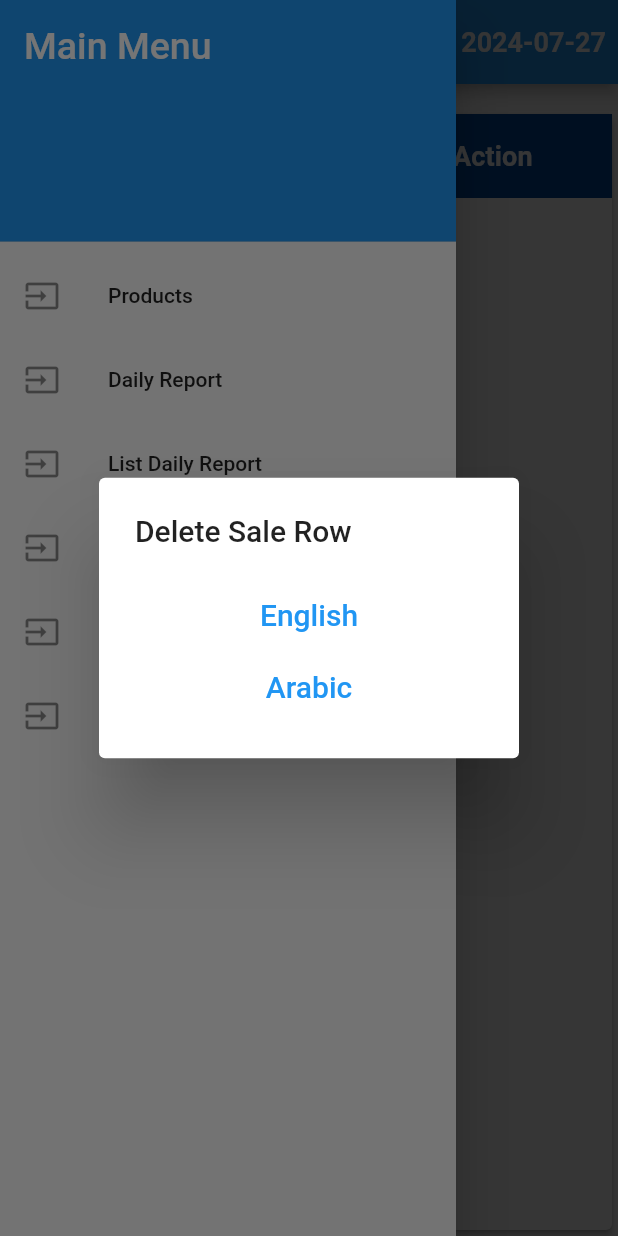
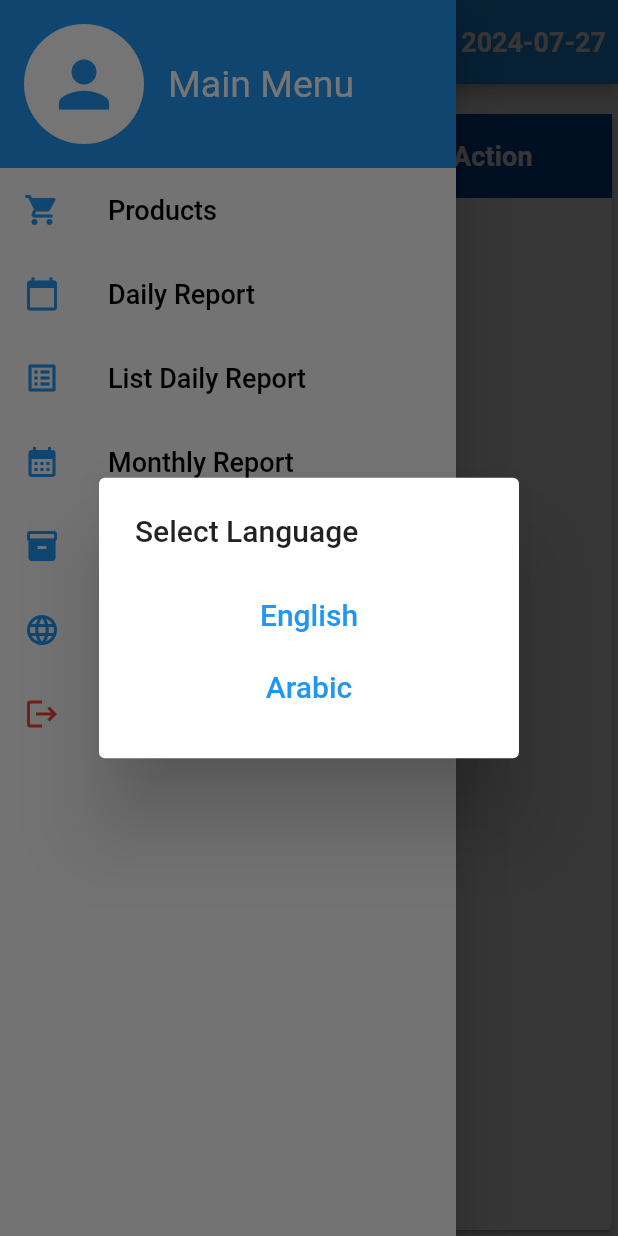
Before and after one commit to mostafak333/flutter_trade_app, a Flutter app: the screen it shows after launch, in the side drawer, after a tap on "language", on a phone screen of 412 x 824 dp. Run offline on Flutter 3.47's test engine with Material 2 defaults, Android fonts, the phone set to English and light mode, and no system bars; our stand-ins replace easy_localization, image_picker, month_picker_dialog, sqflite; missing offline and left inert: shared_preferences_web; accounts and stored records are empty.

Commit message:
add loign page

```diff
--- a/lib/main.dart
+++ b/lib/main.dart
@@ -2,8 +2,10 @@ import 'package:alfarsha/dailyReport.dart';
 import 'package:alfarsha/home.dart';
 import 'package:alfarsha/inventory.dart';
 import 'package:alfarsha/listedDailyReport.dart';
+import 'package:alfarsha/login.dart';
 import 'package:alfarsha/monthlyReport.dart';
 import 'package:alfarsha/products.dart';
+import 'package:alfarsha/register.dart';
 import 'package:flutter/material.dart';
 import 'package:easy_localization/easy_localization.dart';
 
@@ -33,12 +35,14 @@ class MyApp extends StatelessWidget {
       locale: context.locale,
       title: 'My App',
       routes: {
+        '/login': (context) => const LoginPage(), // Set LoginPage as the initial route
         '/': (context) => const Home(),
         '/products': (context) => Products(),
         '/report': (context) => const ListedDailyReport(),
         '/daily-report': (context) => const DailyReport(),
         '/monthly-report': (context) => const MonthlyReport(),
         '/inventory': (context) => const Inventory(),
+        '/create-project': (context) => const RegisterPage(), // Add the register route
       },
     );
   }
--- a/lib/navdrawer.dart
+++ b/lib/navdrawer.dart
@@ -1,6 +1,8 @@
 // ignore_for_file: library_private_types_in_public_api
 
+import 'package:alfarsha/home.dart';
 import 'package:alfarsha/inventory.dart';
+import 'package:alfarsha/login.dart';
 import 'package:alfarsha/monthlyReport.dart';
 import 'package:alfarsha/products.dart';
 import 'package:alfarsha/listedDailyReport.dart';
@@ -31,7 +33,7 @@ class _NavDrawerState extends State<NavDrawer> {
         builder: (context) {
           return StatefulBuilder(builder: (context, setState) {
             return AlertDialog(
-              title: const Text('Delete Sale Row'),
+              title: const Text('Select Language'),
               content: SingleChildScrollView(
                 child: Column(
                   children: [
@@ -43,7 +45,9 @@ class _NavDrawerState extends State<NavDrawer> {
                       onPressed: () {
                         EasyLocalization.of(context)?.setLocale(
                             Locale(languageCode[0], countryCode[0]));
-                        Navigator.of(context).pop();
+
+                        Navigator.of(context).push(MaterialPageRoute(
+                            builder: (context) => const Home()));
                       },
                     ),
                     TextButton(
@@ -54,7 +58,8 @@ class _NavDrawerState extends State<NavDrawer> {
                       onPressed: () {
                         EasyLocalization.of(context)?.setLocale(
                             Locale(languageCode[1], countryCode[1]));
-                        Navigator.of(context).pop();
+                        Navigator.of(context).pop(MaterialPageRoute(
+                            builder: (context) => const Home()));
                       },
                     )
                   ],
@@ -68,75 +73,115 @@ class _NavDrawerState extends State<NavDrawer> {
   @override
   Widget build(BuildContext context) {
     return Drawer(
-      child: ListView(
-        padding: EdgeInsets.zero,
+      child: Column(
         children: <Widget>[
-          DrawerHeader(
-            decoration: const BoxDecoration(
+          // Full width DrawerHeader
+          Container(
+            width: double.infinity,
             color: Colors.blue,
+            padding: const EdgeInsets.all(16.0),
+            child: Row(
+              crossAxisAlignment: CrossAxisAlignment.center,
+              children: [
+                const CircleAvatar(
+                  radius: 40,
+                  backgroundColor: Colors.white,
+                  child: Icon(Icons.person, size: 50, color: Colors.blue),
                 ),
+                const SizedBox(width: 16),
+                Expanded(
                   child: Text(
                     "menu".tr().toString(),
                     style: const TextStyle(color: Colors.white, fontSize: 25),
                   ),
                 ),
-          ListTile(
-            leading: const Icon(Icons.input),
-            title: Text("products".tr().toString()),
+              ],
+            ),
+          ),
+          Expanded(
+            child: ListView(
+              padding: EdgeInsets.zero,
+              children: <Widget>[
+                _buildListTile(
+                  icon: Icons.shopping_cart,
+                  text: "products".tr().toString(),
                   onTap: () {
-              Navigator.of(context)
-                  .push(MaterialPageRoute(builder: (context) => Products()));
+                    Navigator.of(context).push(MaterialPageRoute(
+                        builder: (context) => Products()));
                   },
                 ),
-          ListTile(
-            leading: const Icon(Icons.input),
-            title: Text("daily_report".tr().toString()),
+                _buildListTile(
+                  icon: Icons.calendar_today,
+                  text: "daily_report".tr().toString(),
                   onTap: () {
-              Navigator.of(context).push(
-                  MaterialPageRoute(builder: (context) => const DailyReport()));
+                    Navigator.of(context).push(MaterialPageRoute(
+                        builder: (context) => const DailyReport()));
                   },
                 ),
-          ListTile(
-            leading: const Icon(Icons.input),
-            title: Text("list_daily_report".tr().toString()),
+                _buildListTile(
+                  icon: Icons.list_alt,
+                  text: "list_daily_report".tr().toString(),
                   onTap: () {
                     Navigator.of(context).push(MaterialPageRoute(
                         builder: (context) => const ListedDailyReport()));
                   },
                 ),
-          ListTile(
-            leading: const Icon(Icons.input),
-            title: Text("monthly_report".tr().toString()),
+                _buildListTile(
+                  icon: Icons.calendar_month,
+                  text: "monthly_report".tr().toString(),
                   onTap: () {
                     Navigator.of(context).push(MaterialPageRoute(
                         builder: (context) => const MonthlyReport()));
                   },
                 ),
-          /*ListTile(
-            leading: const Icon(Icons.input),
-            title: const Text('Drop DB'),
-            onTap: () async {
-              await sqlDb.dropDataBase();
-            },
-          ),*/
-          ListTile(
-            leading: const Icon(Icons.input),
-            title: Text("inventory".tr().toString()),
+                _buildListTile(
+                  icon: Icons.inventory,
+                  text: "inventory".tr().toString(),
                   onTap: () {
                     Navigator.of(context).push(MaterialPageRoute(
                         builder: (context) => const Inventory()));
                   },
                 ),
-          ListTile(
-            leading: const Icon(Icons.input),
-            title: Text("language".tr().toString()),
+                _buildListTile(
+                  icon: Icons.language,
+                  text: "language".tr().toString(),
                   onTap: () async {
                     _displayLanguageDialog(context);
+
                   },
                 ),
-
+                _buildListTile(
+                  icon: Icons.logout,
+                  text: "logout".tr().toString(),
+                  textColor: Colors.red,
+                  iconColor: Colors.red, // Set logout icon color to red
+                  onTap: () {
+                    Navigator.of(context).pushReplacement(MaterialPageRoute(
+                        builder: (context) => const LoginPage()));
+                  },
+                ),
+              ],
+            ),
+          ),
         ],
       ),
     );
   }
+
+  Widget _buildListTile({
+    required IconData icon,
+    required String text,
+    Color textColor = Colors.black,
+    Color iconColor = Colors.blue, // Default icon color
+    required void Function() onTap,
+  }) {
+    return ListTile(
+      leading: Icon(icon, color: iconColor),
+      title: Text(
+        text,
+        style: TextStyle(color: textColor, fontSize: 18),
+      ),
+      onTap: onTap,
+    );
   }
+}
--- a/lib/sqldb.dart
+++ b/lib/sqldb.dart
@@ -23,35 +23,53 @@ class SqlDb {
   }
 
   _onUpgrade(Database db, int oldVersion, int newVersion) async {
-
+    if (oldVersion < 4) {
       await _updateProductTable(db);
+    }
 
     // Add more migration logic for other versions as needed
   }
 
   _onCreate(Database db, int version) async {
     await db.execute('''
+    CREATE TABLE "projects" (
+      "id" INTEGER PRIMARY KEY AUTOINCREMENT,
+      "name" VARCHAR(255) NOT NULL,
+      "password" VARCHAR(255) NOT NULL,
+      "image_path" TEXT,
+      "created_at" timestamp DATE DEFAULT (datetime('now','localtime'))
+    )
+    ''');
+
+    await db.execute('''
     CREATE TABLE "products" (
       "id" INTEGER PRIMARY KEY AUTOINCREMENT,
+      "project_id" INTEGER NOT NULL,
       "name" VARCHAR(255) NOT NULL,
       "wholesalePrice" DECIMAL(10,2) NOT NULL,
       "salePrice" DECIMAL(10,2) NOT NULL,
       "locked" INTEGER DEFAULT 0,
       "quantity" INTEGER DEFAULT 0,
-    "created_at" timestamp DATE DEFAULT (datetime('now','localtime'))
+      "created_at" timestamp DATE DEFAULT (datetime('now','localtime')),
+      FOREIGN KEY (project_id) REFERENCES projects(id)
     )
     ''');
+
     await db.execute('''
-    CREATE TABLE sales (
+    CREATE TABLE "sales" (
       "id" INTEGER PRIMARY KEY AUTOINCREMENT,
+      "project_id" INTEGER NOT NULL,
       "product_id" INTEGER NOT NULL,
-    'sold_price' DECIMAL(10,2) NOT NULL,
+      "sold_price" DECIMAL(10,2) NOT NULL,
       "created_at" timestamp DATE DEFAULT (datetime('now','localtime')),
+      FOREIGN KEY (project_id) REFERENCES projects(id),
       FOREIGN KEY (product_id) REFERENCES products(id)
     )
     ''');
-    //print("<=== Create Database And Table ===>");
+
+    //print("<=== Create Database And Tables ===>");
   }
+
   Future<void> _updateProductTable(Database db) async {
     await db.execute('''
     ALTER TABLE "products"
@@ -94,4 +112,18 @@ class SqlDb {
     await deleteDatabase(path);
     //print("<=== Drop Database ===>");
   }
+
+  Future<Map<String, dynamic>?> authenticateProject(
+      String name, String password) async {
+    Database? myDb = await db;
+    List<Map<String, dynamic>> result = await myDb!.rawQuery('''
+      SELECT * FROM projects WHERE name = ? AND password = ?
+    ''', [name, password]);
+
+    if (result.isNotEmpty) {
+      return Map<String, dynamic>.from(result.first);
+    } else {
+      return null;
     }
+  }
+}
--- a/pubspec.yaml
+++ b/pubspec.yaml
@@ -39,6 +39,7 @@ dependencies:
   easy_localization: ^3.0.2
   intl: ^0.18.0
   month_picker_dialog: ^2.0.2
+  image_picker: ^1.0.7
 
 dev_dependencies:
   flutter_test:
@@ -63,6 +64,7 @@ flutter:
   uses-material-design: true
   assets:
     - assets/translations/
+    - assets/images/
   # To add assets to your application, add an assets section, like this:
   # assets:
   #   - images/a_dot_burr.jpeg
```
Also changed, not shown: assets/translations/ar-SA.json (+14 -1 lines), assets/translations/en-US.json (+13 -1 lines), lib/login.dart (added, +128 -0 lines), lib/register.dart (added, +171 -0 lines), pubspec.lock, 7 other files. Lines whose indentation alone changed are shown as unchanged.
